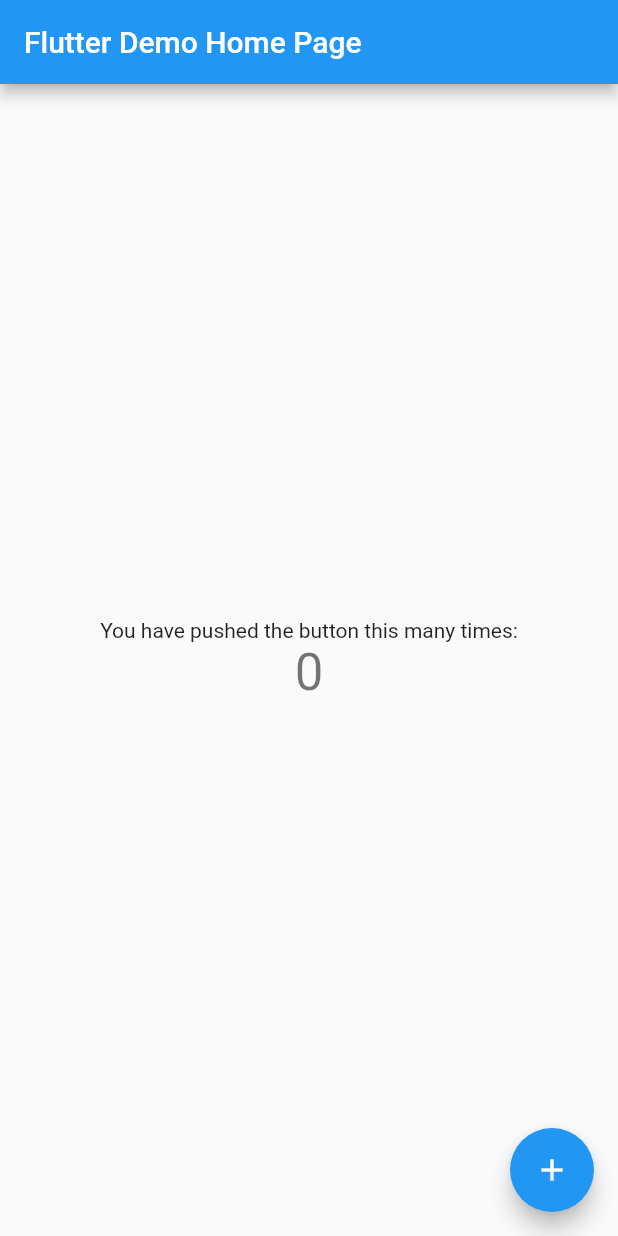
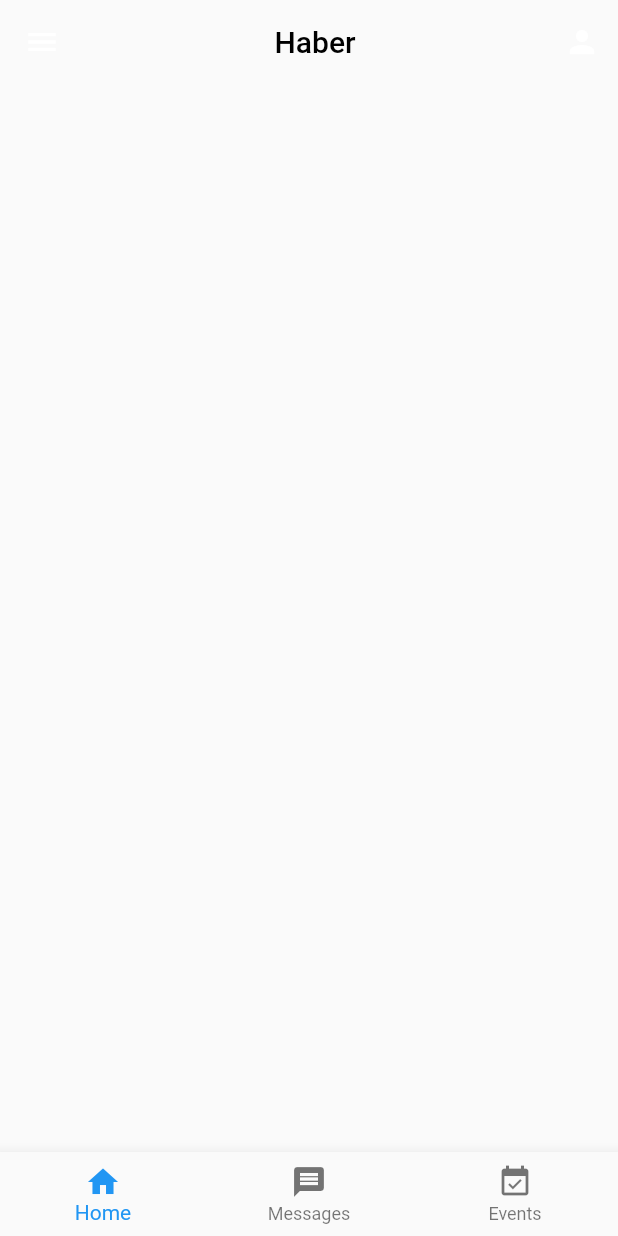
Before and after one commit to Yeboka/haber-app, a Flutter app: the screen it shows after launch, on a phone screen of 412 x 824 dp. Run offline on Flutter 3.47's test engine with Material 2 defaults, Android fonts, the phone set to English and light mode, and no system bars.

Commit message:
first main.dart scheme

```diff
--- /dev/null
+++ b/assets/text/ru-ru/ru-app.json
@@ -0,0 +1,4 @@
+{
+  "title Application": "Haber",
+  "title Bar": "Haber"
+}
--- /dev/null
+++ b/lib/core/multilingualism.dart
@@ -0,0 +1,19 @@
+import 'dart:convert';
+import 'package:flutter/cupertino.dart';
+import 'package:flutter/services.dart';
+
+class Multilingualism {
+  Multilingualism();
+
+
+}
+
+class Russian extends Multilingualism {
+  List<String> _data = [];
+
+  Russian();
+
+
+
+  List get data => _data;
+}
--- a/lib/main.dart
+++ b/lib/main.dart
@@ -1,115 +1,108 @@
+import 'dart:convert';
+
 import 'package:flutter/material.dart';
+import 'package:flutter/services.dart';
+import 'package:haber_app/core/multilingualism.dart';
 
 void main() {
-  runApp(const MyApp());
+  runApp(MainApp());
 }
 
-class MyApp extends StatelessWidget {
-  const MyApp({Key? key}) : super(key: key);
+class MainApp extends StatelessWidget {
+  const MainApp({Key? key}) : super(key: key);
 
-  // This widget is the root of your application.
   @override
   Widget build(BuildContext context) {
-    return MaterialApp(
-      title: 'Flutter Demo',
-      theme: ThemeData(
-        // This is the theme of your application.
-        //
-        // Try running your application with "flutter run". You'll see the
-        // application has a blue toolbar. Then, without quitting the app, try
-        // changing the primarySwatch below to Colors.green and then invoke
-        // "hot reload" (press "r" in the console where you ran "flutter run",
-        // or simply save your changes to "hot reload" in a Flutter IDE).
-        // Notice that the counter didn't reset back to zero; the application
-        // is not restarted.
-        primarySwatch: Colors.blue,
-      ),
-      home: const MyHomePage(title: 'Flutter Demo Home Page'),
+    return const MaterialApp(
+      debugShowCheckedModeBanner: false,
+      title: "Haber",
+      home: HomePage(),
     );
   }
 }
 
-class MyHomePage extends StatefulWidget {
-  const MyHomePage({Key? key, required this.title}) : super(key: key);
-
-  // This widget is the home page of your application. It is stateful, meaning
-  // that it has a State object (defined below) that contains fields that affect
-  // how it looks.
-
-  // This class is the configuration for the state. It holds the values (in this
-  // case the title) provided by the parent (in this case the App widget) and
-  // used by the build method of the State. Fields in a Widget subclass are
-  // always marked "final".
-
-  final String title;
+class HomePage extends StatefulWidget {
+  const HomePage({Key? key}) : super(key: key);
 
   @override
-  State<MyHomePage> createState() => _MyHomePageState();
+  State<StatefulWidget> createState() {
+    return _HomePageState();
+  }
 }
 
-class _MyHomePageState extends State<MyHomePage> {
-  int _counter = 0;
+class _HomePageState extends State<HomePage> {
+  int _selectedIndex = 0;
 
-  void _incrementCounter() {
+  void _onItemTapped(int index) {
     setState(() {
-      // This call to setState tells the Flutter framework that something has
-      // changed in this State, which causes it to rerun the build method below
-      // so that the display can reflect the updated values. If we changed
-      // _counter without calling setState(), then the build method would not be
-      // called again, and so nothing would appear to happen.
-      _counter++;
+      _selectedIndex = index;
     });
   }
 
   @override
   Widget build(BuildContext context) {
-    // This method is rerun every time setState is called, for instance as done
-    // by the _incrementCounter method above.
-    //
-    // The Flutter framework has been optimized to make rerunning build methods
-    // fast, so that you can just rebuild anything that needs updating rather
-    // than having to individually change instances of widgets.
     return Scaffold(
+      extendBodyBehindAppBar: true,
       appBar: AppBar(
-        // Here we take the value from the MyHomePage object that was created by
-        // the App.build method, and use it to set our appbar title.
-        title: Text(widget.title),
+        elevation: 0,
+        backgroundColor: Colors.transparent,
+        title: const Center(
+          child: Text("Haber",
+            style: TextStyle(color: Colors.black),),
+        ),
+        actions: <Widget>[
+          IconButton(
+              onPressed: () {
+                null;
+              },
+              icon: const Icon(Icons.person))
+        ],
       ),
-      body: Center(
-        // Center is a layout widget. It takes a single child and positions it
-        // in the middle of the parent.
-        child: Column(
-          // Column is also a layout widget. It takes a list of children and
-          // arranges them vertically. By default, it sizes itself to fit its
-          // children horizontally, and tries to be as tall as its parent.
-          //
-          // Invoke "debug painting" (press "p" in the console, choose the
-          // "Toggle Debug Paint" action from the Flutter Inspector in Android
-          // Studio, or the "Toggle Debug Paint" command in Visual Studio Code)
-          // to see the wireframe for each widget.
-          //
-          // Column has various properties to control how it sizes itself and
-          // how it positions its children. Here we use mainAxisAlignment to
-          // center the children vertically; the main axis here is the vertical
-          // axis because Columns are vertical (the cross axis would be
-          // horizontal).
-          mainAxisAlignment: MainAxisAlignment.center,
+      drawer: Drawer(
+        child: ListView(
+          padding: EdgeInsets.zero,
           children: <Widget>[
-            const Text(
-              'You have pushed the button this many times:',
+            const DrawerHeader(
+              decoration: BoxDecoration(
+                color: Colors.blue,
+              ),
+              child: Text(
+                'Drawer Header',
+                style: TextStyle(
+                  color: Colors.white,
+                  fontSize: 24,
+                ),
+              ),
             ),
-            Text(
-              '$_counter',
-              style: Theme.of(context).textTheme.headline4,
+            ListTile(
+              leading: const Icon(Icons.settings),
+              title: const Text('Settings'),
+              onTap: () {
+                // set State
+                Navigator.pop(context);
+              },
             ),
           ],
         ),
       ),
-      floatingActionButton: FloatingActionButton(
-        onPressed: _incrementCounter,
-        tooltip: 'Increment',
-        child: const Icon(Icons.add),
-      ), // This trailing comma makes auto-formatting nicer for build methods.
+      bottomNavigationBar: BottomNavigationBar(
+        items: const <BottomNavigationBarItem>[
+          BottomNavigationBarItem(
+            icon: Icon(Icons.home),
+            label: 'Home',
+          ),
+          BottomNavigationBarItem(
+            icon: Icon(Icons.message),
+            label: 'Messages',
+          ),
+          BottomNavigationBarItem(
+            icon: Icon(Icons.event_available),
+            label: 'Events',
+          ),
+        ],
+        currentIndex: _selectedIndex,
+        onTap: _onItemTapped,
+      ),
     );
   }
 }
```
Also changed, not shown: pubspec.yaml (+5 -3 lines), pubspec.lock, 1 other file.
